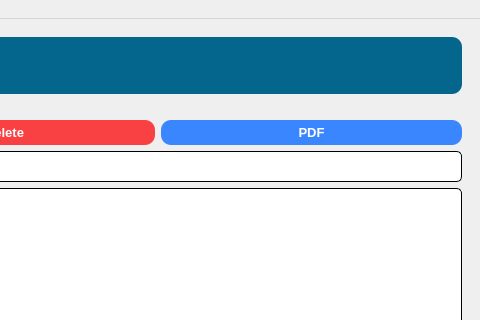
Before: the Qt Designer form conu/ui/ui_files/MainWindow.ui in Soapey/PyConu, drawn with Qt 5; both pictures show x 778 to 1258 and y 0 to 320 of the 1258 by 904 pixel window.
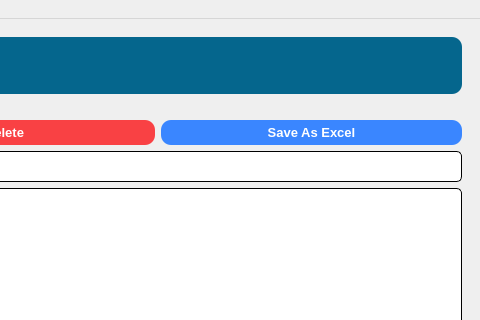
After: the same form once the commit is applied.

The edit to the form file:
```diff
--- a/conu/ui/ui_files/MainWindow.ui
+++ b/conu/ui/ui_files/MainWindow.ui
@@ -4741,7 +4741,7 @@
 }</string>
           </property>
           <property name="text">
-           <string>PDF</string>
+           <string>Save As Excel</string>
           </property>
          </widget>
         </item>
```
Left out of the diff: 4 changed lines with no effect on the pictures.
